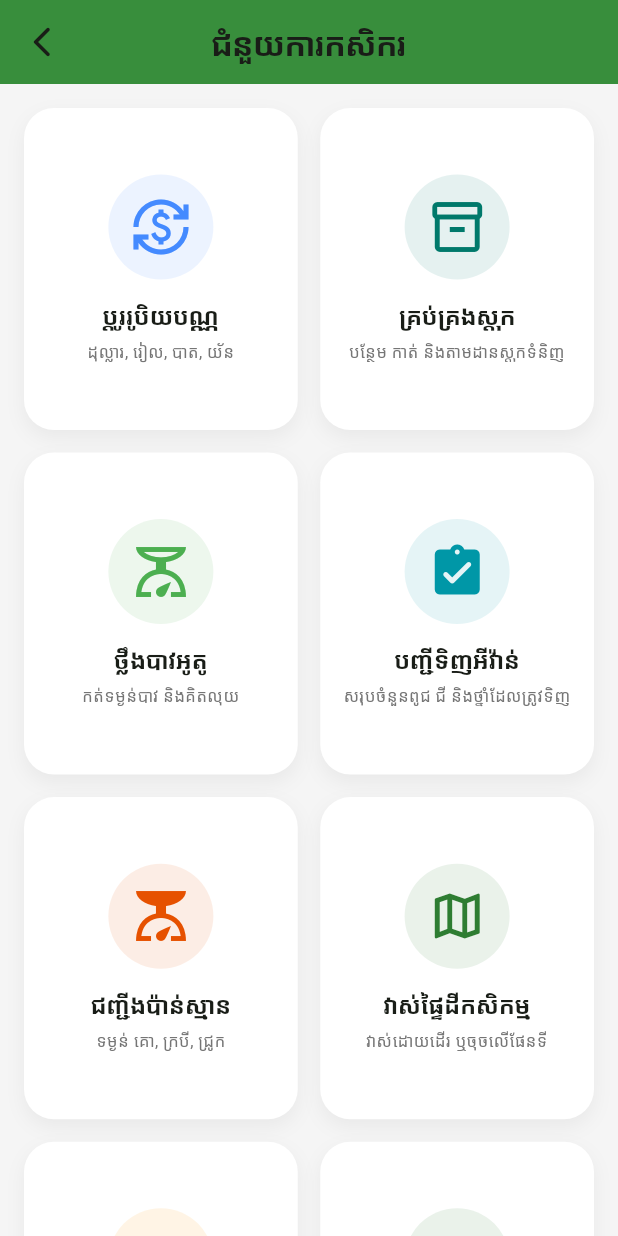
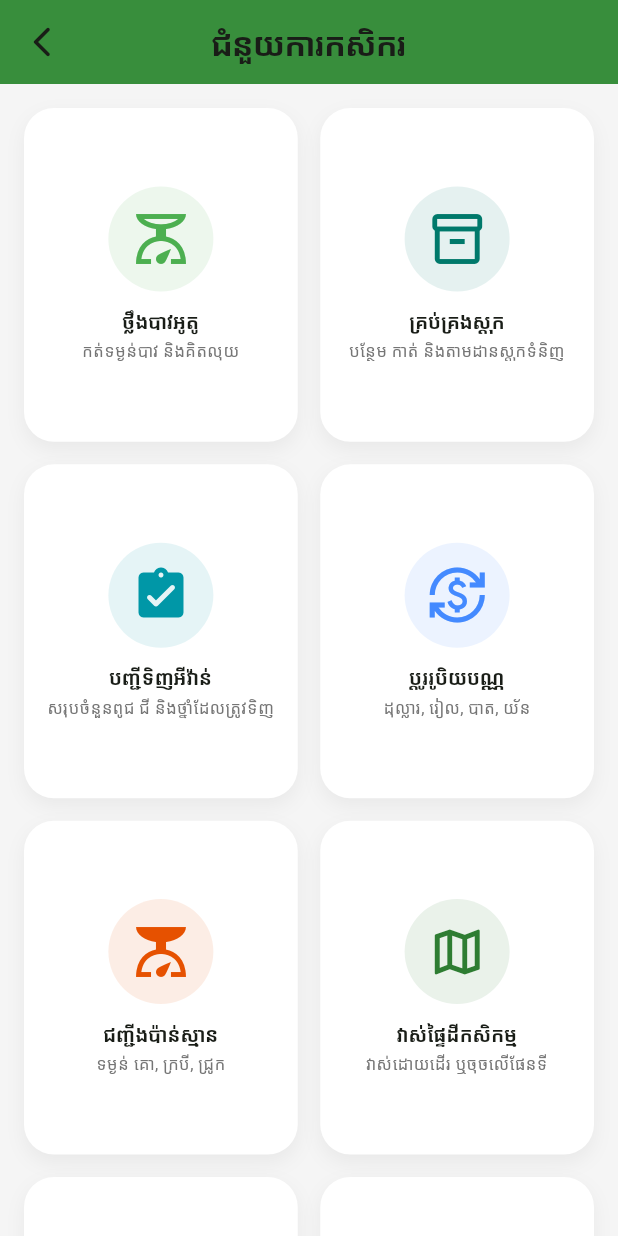
Before and after one commit to klartdean-stack/sesan_app_new, a Flutter app: the FarmToolsPage screen opened directly, on a phone screen of 412 x 824 dp. Run offline on Flutter 3.47's test engine with Material 3 defaults, Android fonts, the phone set to English and light mode, and no system bars; our stand-ins replace app_links, audio_video_progress_bar, audioplayers, cached_network_image, cloud_firestore, cloud_functions and 30 more; missing offline and left inert: ai_barcode_scanner, gal, google_mlkit_barcode_scanning, mobile_scanner, record, video_compress and 1 more; accounts and stored records are empty; Roboto replaces fonts that are missing (Siemreap).

Commit message:
Sync iOS Farm Tools localization with Android V51

```diff
--- a/lib/farm_tools.dart
+++ b/lib/farm_tools.dart
@@ -25,193 +25,245 @@ import 'package:my_app/weather_page.dart';
 import 'package:my_app/yield_analysis_page.dart';
 import 'land_measure_screen.dart';
 import 'package:my_app/weight_calc.dart';
-
+import 'localized_text.dart';
 
 class FarmToolsPage extends StatelessWidget {
   const FarmToolsPage({super.key});
 
-
   @override
   Widget build(BuildContext context) {
-    // 📊 បញ្ជីឧបករណ៍ (បានបន្ថែម "ស្ថិតិកូនសត្វ" រួចរាល់)
     final List<Map<String, dynamic>> tools = [
       {
-        'title': 'ប្ដូររូបិយបណ្ណ',
-        'icon': Icons.currency_exchange,
-        'color': Colors.blueAccent,
-        'desc': 'ដុល្លារ, រៀល, បាត, យ័ន',
+        'title': 'ថ្លឹងបាវអូតូ',
+        'icon': Icons.scale_outlined,
+        'color': Colors.green,
+        'desc': 'កត់ទម្ងន់បាវ និងគិតលុយ',
+        'titleEn': 'Auto Sack Weigher',
+        'descEn': 'Record sack weights and calculate totals',
       },
       {
         'title': 'គ្រប់គ្រងស្តុក',
         'icon': Icons.inventory_2_outlined,
         'color': Colors.teal.shade700,
         'desc': 'បន្ថែម កាត់ និងតាមដានស្តុកទំនិញ',
-      },
-      {
-        'title': 'ថ្លឹងបាវអូតូ',
-        'icon': Icons.scale_outlined, // រូបជញ្ជីងថ្លឹង
-        'color': Colors.green,
-        'desc': 'កត់ទម្ងន់បាវ និងគិតលុយ',
+        'titleEn': 'Stock Management',
+        'descEn': 'Add, deduct, and track product stock',
       },
       {
         'title': 'បញ្ជីទិញអីវ៉ាន់',
         'icon': Icons.assignment_turned_in_rounded,
         'color': Colors.cyan.shade700,
         'desc': 'សរុបចំនួនពូជ ជី និងថ្នាំដែលត្រូវទិញ',
+        'titleEn': 'Shopping List',
+        'descEn': 'Calculate seeds, fertilizer, and pesticides to buy',
+      },
+      {
+        'title': 'ប្ដូររូបិយបណ្ណ',
+        'icon': Icons.currency_exchange,
+        'color': Colors.blueAccent,
+        'desc': 'ដុល្លារ, រៀល, បាត, យ័ន',
+        'titleEn': 'Currency Converter',
+        'descEn': 'US dollar, riel, baht, and yuan',
       },
       {
         'title': 'ជញ្ជីងប៉ាន់ស្មាន',
         'icon': Icons.scale,
         'color': Colors.orange[900],
         'desc': 'ទម្ងន់ គោ, ក្របី, ជ្រូក',
+        'titleEn': 'Livestock Weight Estimator',
+        'descEn': 'Estimate cattle, buffalo, and pig weight',
       },
       {
         'title': 'វាស់ផ្ទៃដីកសិកម្ម',
         'icon': Icons.map_outlined,
         'color': Colors.green[800],
         'desc': 'វាស់ដោយដើរ ឬចុចលើផែនទី',
+        'titleEn': 'Farm Land Measurement',
+        'descEn': 'Measure by walking or selecting points on a map',
       },
       {
         'title': 'ម៉ាស៊ីនគណនា',
-        'icon': Icons.calculate_outlined, // រូបម៉ាស៊ីនគណនាឱ្យចំគោលដៅ
+        'icon': Icons.calculate_outlined,
         'color': Colors.orange,
         'desc': 'គណនាជី ថ្នាំ និងខ្នាតដី',
+        'titleEn': 'Agricultural Calculator',
+        'descEn': 'Calculate fertilizer, pesticides, and land units',
       },
       {
         'title': 'វិភាគទិន្នផល',
         'icon': Icons.analytics,
         'color': Colors.green.shade800,
         'desc': 'ប៉ាន់ស្មានទិន្នផលដែលនឹងទទួលបាន',
+        'titleEn': 'Yield Analysis',
+        'descEn': 'Estimate expected crop yield',
       },
       {
         'title': 'គណនារបង',
         'icon': Icons.fence,
         'color': Colors.brown,
         'desc': 'បង្គោល, លួសបន្លា, ស៊ីម៉ង់ត៍',
+        'titleEn': 'Fence Calculator',
+        'descEn': 'Posts, barbed wire, and cement',
       },
       {
         'title': 'ចំនួនកូនដាំ',
         'icon': Icons.yard,
         'color': Colors.green,
         'desc': 'ដង់ស៊ីតេដាំដុះ, ចម្ងាយជួរ',
+        'titleEn': 'Plant Population',
+        'descEn': 'Plant density and row spacing',
       },
       {
         'title': 'ស្ថិតិកូនសត្វ',
         'icon': Icons.list_alt,
         'color': Colors.teal,
         'desc': 'តាមដានមេ និងកូន (Excel Style)',
+        'titleEn': 'Livestock Records',
+        'descEn': 'Track parent animals and offspring',
       },
       {
         'title': 'តាមដានអាយុ',
         'icon': Icons.calendar_month,
         'color': Colors.indigo,
         'desc': 'អាយុបច្ចុប្បន្ន និងថ្ងៃលក់',
+        'titleEn': 'Age Tracker',
+        'descEn': 'Current age and expected sale date',
       },
       {
         'title': 'គ្រាប់ពូជ',
         'icon': Icons.grass,
         'color': Colors.green.shade800,
         'desc': 'ស្មានបរិមាណពូជតាមផ្ទៃដី',
+        'titleEn': 'Seed Calculator',
+        'descEn': 'Estimate seed quantity by land area',
       },
       {
         'title': 'ចំណេញ-ខាត',
         'icon': Icons.analytics,
         'color': Colors.teal.shade700,
         'desc': 'ប៉ាន់ស្មានដើមទុន និងផលចំណេញ',
+        'titleEn': 'Profit & Loss',
+        'descEn': 'Estimate costs and profit',
       },
       {
         'title': 'ចិញ្ចឹមត្រី',
-        'icon': Icons.phishing, // ឬរូប Icons.water
+        'icon': Icons.phishing,
         'color': Colors.blue.shade800,
         'desc': 'គណនាចំនួនត្រីតាមមាឌទឹក',
+        'titleEn': 'Fish Farming',
+        'descEn': 'Calculate fish quantity by water volume',
       },
       {
         'title': 'គណនាជី NPK',
         'icon': Icons.science,
         'color': Colors.green.shade800,
         'desc': 'ស្វែងរកចំនួនបាវជីតាមរូបមន្តដី',
+        'titleEn': 'NPK Fertilizer',
+        'descEn': 'Calculate fertilizer bags using soil formulas',
       },
       {
         'title': 'គណនាជីកំប៉ុស្ត',
-        'icon': Icons.recycling, // រូបតំណាងជីធម្មជាតិ
+        'icon': Icons.recycling,
         'color': Colors.brown.shade700,
         'desc': 'រូបមន្តជីកំប៉ុស្តគោក និងជីទឹក',
+        'titleEn': 'Compost Calculator',
+        'descEn': 'Solid compost and liquid fertilizer formulas',
       },
       {
         'title': 'រូបមន្តចំណីសត្វ',
         'icon': Icons.pets,
         'color': Colors.orange.shade700,
         'desc': 'គណនាគ្រឿងផ្សំចំណីមាន់ ទា ក្រួច',
+        'titleEn': 'Animal Feed Formula',
+        'descEn': 'Calculate feed ingredients for poultry',
       },
       {
         'title': 'រូបមន្តចំណីជ្រូក',
-        'icon': Icons.bakery_dining, // រូបតំណាងគ្រឿងផ្សំចំណី
+        'icon': Icons.bakery_dining,
         'color': Colors.pink.shade400,
         'desc': 'គណនាចំណីកូនជ្រូក ជ្រូកសាច់ និងមេជ្រូក',
+        'titleEn': 'Pig Feed Formula',
+        'descEn': 'Feed formulas for piglets, growers, and sows',
       },
       {
         'title': 'មេបច្ចេកទេសស្រូវ',
         'icon': Icons.psychology,
         'color': Colors.green.shade700,
         'desc': 'រូបមន្តជី និងកាលវិភាគថែទាំតាមបច្ចេកទេស',
+        'titleEn': 'Rice Expert',
+        'descEn': 'Fertilizer formulas and technical care schedules',
       },
       {
         'title': 'រូបមន្តលាយថ្នាំ',
-        'icon': Icons.science_rounded, // ឬប្រើ Icons.opacity
+        'icon': Icons.science_rounded,
         'color': Colors.purple.shade700,
         'desc': 'គណនាបរិមាណថ្នាំកសិកម្មតាមខ្នាតធុង',
+        'titleEn': 'Pesticide Mixing',
+        'descEn': 'Calculate pesticide quantities by tank size',
       },
       {
         'title': 'គណនាបរិមាណទឹក',
-        'icon': Icons.water_drop, // ឬប្រើ Icons.waves
+        'icon': Icons.water_drop,
         'color': Colors.blue.shade700,
         'desc': 'គណនាទឹកអាង និងស្រះជម្រាល',
+        'titleEn': 'Water Volume',
+        'descEn': 'Calculate water in tanks and sloped ponds',
       },
       {
         'title': 'តម្រូវការទឹក',
         'icon': Icons.water_drop,
         'color': Colors.blueAccent.shade700,
         'desc': 'គណនាទឹកស្រោចតាមប្រភេទដំណាំ',
+        'titleEn': 'Crop Water Needs',
+        'descEn': 'Calculate irrigation needs by crop type',
       },
       {
         'title': 'ប្រព័ន្ធទឹក',
         'icon': Icons.water_drop,
         'color': Colors.blue,
         'desc': 'ទុយោ, ក្បាលបាញ់, ម៉ូទ័រ',
+        'titleEn': 'Irrigation System',
+        'descEn': 'Pipes, sprinklers, and pumps',
       },
       {
         'title': 'ប្រព័ន្ធភ្លើង',
         'icon': Icons.flash_on,
         'color': Colors.orange,
         'desc': 'ខ្សែភ្លើង, បង្គោល, អំពូល',
+        'titleEn': 'Electrical System',
+        'descEn': 'Wires, poles, and lights',
       },
       {
         'title': 'ពិនិត្យមេឃ',
         'icon': Icons.wb_sunny_rounded,
         'color': Colors.blue.shade800,
         'desc': 'ដំបូន្មានបាញ់ថ្នាំ និងដាក់ជីតាមធាតុអាកាស',
+        'titleEn': 'Weather Check',
+        'descEn': 'Weather-based spraying and fertilizer advice',
       },
     ];
 
-
     return Scaffold(
       appBar: AppBar(
-        title: const Text(
-          "ជំនួយការកសិករ", // ដូរពី "ខួរក្បាលទី២ របស់កសិករ" មកពាក្យនេះវិញ
-          style: TextStyle(fontFamily: 'Siemreap', fontWeight: FontWeight.bold),
+        title: Text(
+          appText(context, km: 'ជំនួយការកសិករ', en: 'Farm Tools'),
+          style: const TextStyle(
+            fontFamily: 'Siemreap',
+            fontWeight: FontWeight.bold,
+          ),
         ),
-        backgroundColor: Colors.green.shade700, // ពណ៌បៃតងតំណាងឱ្យកសិកម្ម
+        backgroundColor: Colors.green.shade700,
         centerTitle: true,
       ),
       body: Container(
         color: Colors.grey.shade100,
         child: GridView.builder(
           padding: const EdgeInsets.all(16),
-          gridDelegate: const SliverGridDelegateWithFixedCrossAxisCount(
-            crossAxisCount: 2,
+          gridDelegate: const SliverGridDelegateWithMaxCrossAxisExtent(
+            maxCrossAxisExtent: 220,
             crossAxisSpacing: 15,
             mainAxisSpacing: 15,
-            childAspectRatio: 0.85,
+            childAspectRatio: 0.82,
           ),
           itemCount: tools.length,
           itemBuilder: (context, index) {
@@ -232,9 +284,7 @@ class FarmToolsPage extends StatelessWidget {
                       builder: (context) => const StockManagementScreen(),
                     ),
                   );
-                }
-                // ថែមជួរនេះចូលក្នុង logic navigation របស់មេ
-                else if (tool['title'] == 'ថ្លឹងបាវអូតូ') {
+                } else if (tool['title'] == 'ថ្លឹងបាវអូតូ') {
                   Navigator.push(
                     context,
                     MaterialPageRoute(
@@ -242,7 +292,6 @@ class FarmToolsPage extends StatelessWidget {
                     ),
                   );
                 }
-                // 🎯 Logic សម្រាប់បើក Page នីមួយៗតាមឈ្មោះ Title
                 if (tool['title'] == 'វាស់ផ្ទៃដីកសិកម្ម') {
                   Navigator.push(
                     context,
@@ -390,9 +439,7 @@ class FarmToolsPage extends StatelessWidget {
                       builder: (context) => const PesticideCalcPage(),
                     ),
                   );
-                }
-                // សម្រាប់ព្យាករណ៍ធាតុអាកាស
-                else if (tool['title'] == 'ពិនិត្យមេឃ') {
+                } else if (tool['title'] == 'ពិនិត្យមេឃ') {
                   Navigator.push(
                     context,
                     MaterialPageRoute(
@@ -433,10 +480,18 @@ class FarmToolsPage extends StatelessWidget {
                     ),
                     const SizedBox(height: 12),
                     Text(
-                      tool['title'],
+                      appText(
+                        context,
+                        km: tool['title'] as String,
+                        en: tool['titleEn'] as String,
+                      ),
+                      textAlign: TextAlign.center,
+                      maxLines: 2,
+                      overflow: TextOverflow.ellipsis,
                       style: const TextStyle(
                         fontWeight: FontWeight.bold,
-                        fontSize: 16,
+                        fontSize: 13,
+                        height: 1.15,
                         fontFamily: 'Siemreap',
                       ),
                     ),
@@ -444,8 +499,14 @@ class FarmToolsPage extends StatelessWidget {
                     Padding(
                       padding: const EdgeInsets.symmetric(horizontal: 8),
                       child: Text(
-                        tool['desc'],
+                        appText(
+                          context,
+                          km: tool['desc'] as String,
+                          en: tool['descEn'] as String,
+                        ),
                         textAlign: TextAlign.center,
+                        maxLines: 3,
+                        overflow: TextOverflow.ellipsis,
                         style: TextStyle(
                           fontSize: 11,
                           color: Colors.grey.shade600,
```
